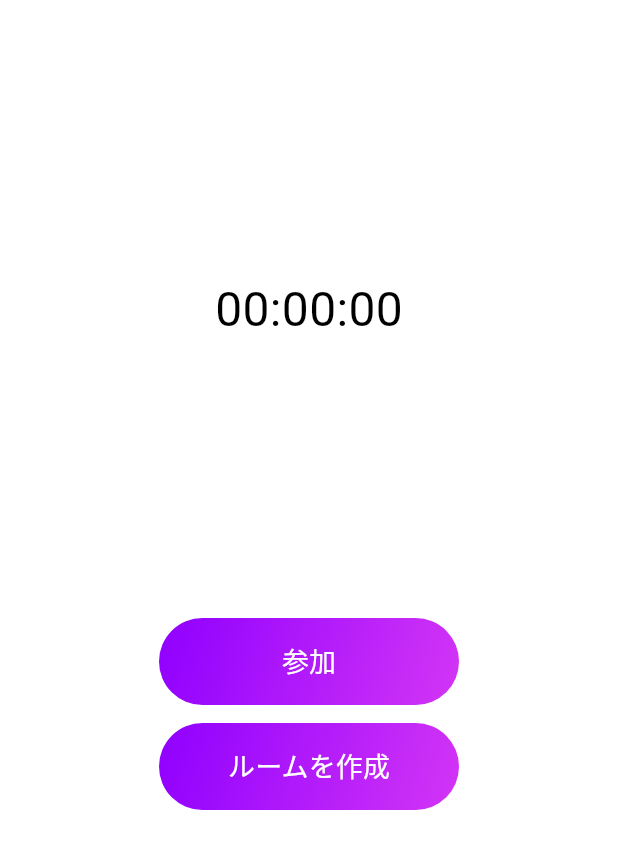
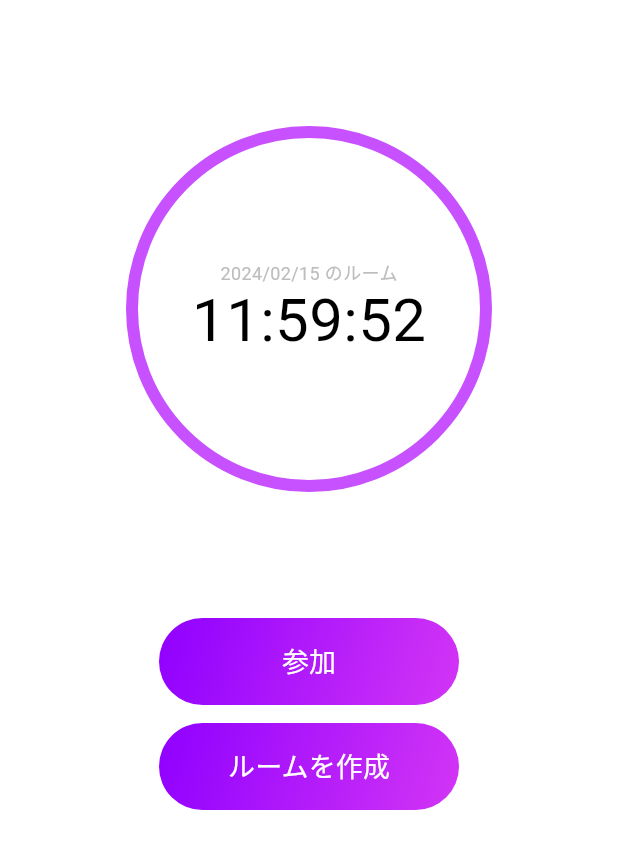
Before and after one commit to sakusaku3939/twelve_hours, a Flutter app: the screen it shows after launch, on a phone screen of 412 x 824 dp. Shown: the top 849 px of the screen. Run offline on Flutter 3.47's test engine with Material 3 defaults, Android fonts, the phone set to English and light mode, and no system bars; our stand-ins replace flutter_hooks, flutter_riverpod, freezed_annotation, hooks_riverpod.

Commit message:
タイマーに日付を追加

```diff
--- a/lib/constant/color_palette.dart
+++ b/lib/constant/color_palette.dart
@@ -8,6 +8,7 @@ class ColorPalette {
   static const Color neonPurple = Color(0xff8F00FF);
   static const Color neonPink = Color(0xffD335F5);
   static const Color pink = Color(0xffC750FF);
+  static const Color whiteGray = Color(0xffBDBDBD);
 
   static const purplePinkGradient = LinearGradient(
     begin: Alignment.topLeft,
--- a/lib/view/utils/progress_timer.dart
+++ b/lib/view/utils/progress_timer.dart
@@ -7,13 +7,13 @@ class ProgressTimer extends StatefulWidget {
   const ProgressTimer({super.key});
 
   @override
-  _ProgressTimerState createState() => _ProgressTimerState();
+  ProgressTimerState createState() => ProgressTimerState();
 }
 
-class _ProgressTimerState extends State<ProgressTimer>
+class ProgressTimerState extends State<ProgressTimer>
     with TickerProviderStateMixin {
   late AnimationController controller;
-  DateTime recordedTime = DateTime.now().subtract(const Duration(hours: 1));
+  DateTime twelveHours = DateTime.now().add(const Duration(hours: 12));
 
   String get timerText {
     Duration duration = controller.duration! * controller.value;
@@ -26,22 +26,33 @@ class _ProgressTimerState extends State<ProgressTimer>
   @override
   void initState() {
     super.initState();
-    Duration timePassed = DateTime.now().difference(recordedTime);
-    Duration timeLeft = const Duration(hours: 12) - timePassed;
-    if (timeLeft.inSeconds > 0) {
+    Duration remainingTime = twelveHours.difference(DateTime.now());
+    if (remainingTime.inSeconds > 0) {
       controller = AnimationController(
         vsync: this,
-        duration: timeLeft,
+        duration: remainingTime,
       );
+      controller.reverse(from: 1.0);
     } else {
       // TODO 12時間を過ぎた場合の処理
     }
+    controller.addStatusListener((status) {
+      if (status == AnimationStatus.dismissed) {
+        print('Animation completed');
+      }
+    });
+  }
+
+  @override
+  void dispose() {
+    controller.dispose();
+    super.dispose();
   }
 
   @override
   Widget build(BuildContext context) {
     return Padding(
-      padding: const EdgeInsets.all(80),
+      padding: const EdgeInsets.all(88),
       child: AspectRatio(
         aspectRatio: 1.0,
         child: Stack(
@@ -61,9 +72,30 @@ class _ProgressTimerState extends State<ProgressTimer>
               ),
             ),
             Center(
-              child: Text(
-                timerText,
-                style: const TextStyle(fontSize: 32),
+              child: Column(
+                mainAxisSize: MainAxisSize.min,
+                children: [
+                  const Text(
+                    "2024/02/15 のルーム",
+                    style: TextStyle(
+                      fontSize: 12,
+                      height: 1.2,
+                      color: ColorPalette.whiteGray,
+                    ),
+                  ),
+                  AnimatedBuilder(
+                    animation: controller,
+                    builder: (BuildContext context, Widget? child) {
+                      return Text(
+                        timerText,
+                        style: const TextStyle(
+                          fontSize: 40,
+                          height: 1.2,
+                        ),
+                      );
+                    },
+                  ),
+                ],
               ),
             ),
           ],
```
